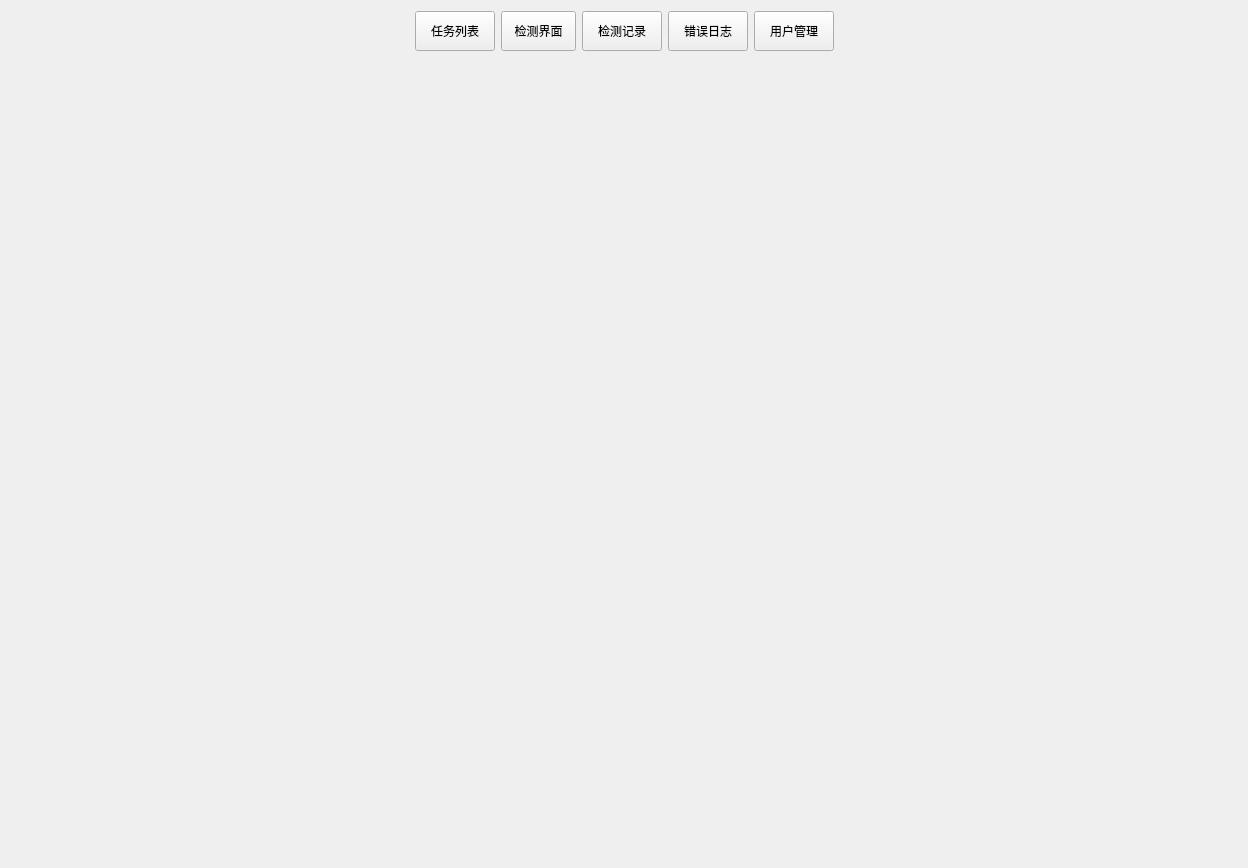
This is ui/layout/UI_MainPage.ui in Zdh-501/OCRQt as Qt 5 draws it before an edit. The edited form follows.
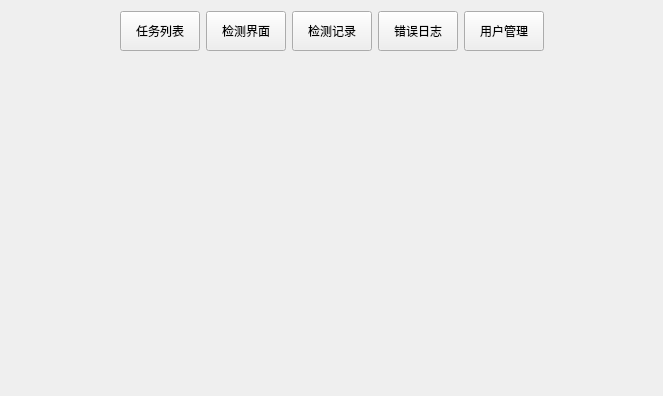
This is the edited form.

The edit to the form file:
```diff
--- a/ui/layout/UI_MainPage.ui
+++ b/ui/layout/UI_MainPage.ui
@@ -6,8 +6,8 @@
    <rect>
     <x>0</x>
     <y>0</y>
-    <width>1248</width>
-    <height>868</height>
+    <width>663</width>
+    <height>396</height>
    </rect>
   </property>
   <property name="windowTitle">
@@ -44,24 +44,12 @@
      </item>
      <item>
       <widget class="QPushButton" name="pushButton_2">
-       <property name="sizePolicy">
-        <sizepolicy hsizetype="Preferred" vsizetype="Preferred">
-         <horstretch>0</horstretch>
-         <verstretch>0</verstretch>
-        </sizepolicy>
-       </property>
        <property name="minimumSize">
         <size>
          <width>50</width>
          <height>40</height>
         </size>
        </property>
-       <property name="maximumSize">
-        <size>
-         <width>75</width>
-         <height>40</height>
-        </size>
-       </property>
        <property name="text">
         <string>检测界面</string>
        </property>
```
